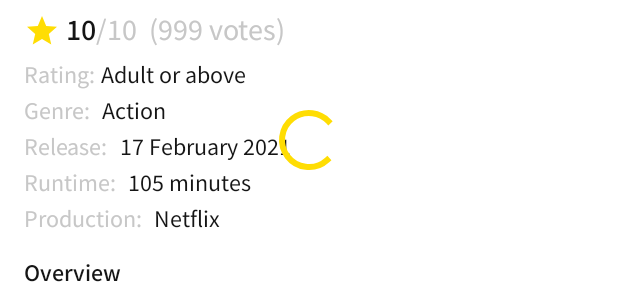
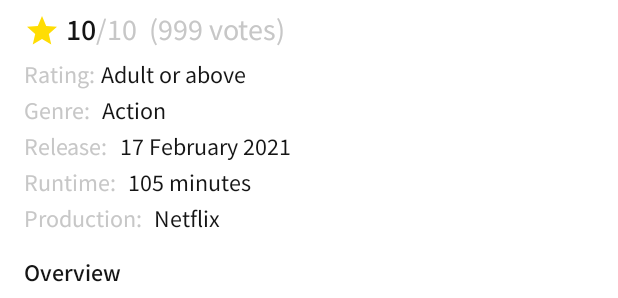
Before and after one commit to panjikrisnayasa/MovieTheaterApp, an Android app: the layout activity_detail.xml on its own in the app's theme, with its tools: preview values and no code run, on a phone screen of 412 x 824 dp. Shown: the part 478-776 px from the top of the screen. Run offline under Robolectric (Android 15) with nearby library versions, the phone set to English and light mode, and no system bars.

Commit message:
layout finishing and added date formatter for movie release date

```diff
--- a/app/src/main/res/layout/activity_detail.xml
+++ b/app/src/main/res/layout/activity_detail.xml
@@ -210,7 +210,7 @@
                 android:layout_height="wrap_content"
                 android:layout_marginTop="16sp"
                 android:fontFamily="@font/mada_medium"
-                android:text="Overview"
+                android:text="@string/detail_text_overview_label"
                 android:textColor="@color/light_black"
                 android:textSize="16sp"
                 app:layout_constraintStart_toStartOf="parent"
@@ -232,10 +232,21 @@
 
     </ScrollView>
 
+    <View
+        android:id="@+id/view_detail_background"
+        android:layout_width="match_parent"
+        android:layout_height="match_parent"
+        android:background="@color/white"
+        android:visibility="gone" />
+
     <ProgressBar
         android:id="@+id/progress_detail"
         android:layout_width="wrap_content"
         android:layout_height="wrap_content"
+        android:indeterminate="true"
+        android:indeterminateTint="@color/golden_poppy"
+        android:indeterminateTintMode="src_atop"
+        android:visibility="gone"
         app:layout_constraintBottom_toBottomOf="parent"
         app:layout_constraintEnd_toEndOf="parent"
         app:layout_constraintStart_toStartOf="parent"
--- a/app/src/main/res/values/strings.xml
+++ b/app/src/main/res/values/strings.xml
@@ -9,4 +9,5 @@
     <string name="main_text_adult_or_above">Adult or above</string>
     <string name="main_text_all_ages">All ages</string>
     <string name="detail_text_genre_label">Genre:</string>
+    <string name="detail_text_overview_label">Overview</string>
 </resources>
```
Also changed, not shown: app/src/main/java/com/panjikrisnayasa/movietheaterapp/adapter/MoviesAdapter.kt (+15 -1 lines), app/src/main/java/com/panjikrisnayasa/movietheaterapp/view/DetailActivity.kt (+22 -5 lines), app/src/main/java/com/panjikrisnayasa/movietheaterapp/view/MainActivity.kt (+8 -4 lines), app/src/main/res/layout/activity_main.xml (+12 -1 lines).
